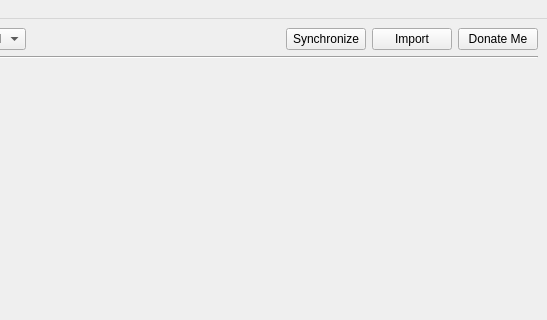
First picture: the form in mainWindow.ui, repository susan0909/GalleryDC, before the edit; both pictures show x 253 to 800 and y 0 to 320 of the 800 by 600 pixel window.
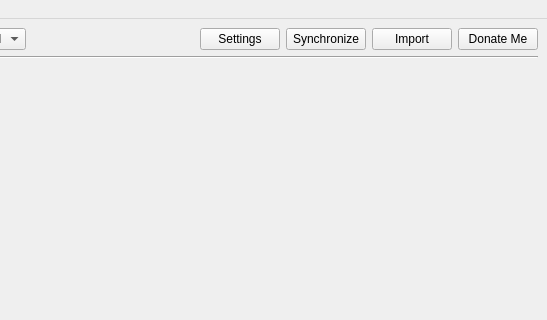
Second picture: the form after the edit. Icons and pictures are not drawn.

Patch:
```diff
--- a/mainWindow.ui
+++ b/mainWindow.ui
@@ -100,6 +100,13 @@
       </item>
       <item>
        <layout class="QHBoxLayout" name="horizontalLayout_5">
+        <item>
+         <widget class="QPushButton" name="btnSetting">
+          <property name="text">
+           <string>Settings</string>
+          </property>
+         </widget>
+        </item>
         <item>
          <widget class="QPushButton" name="btnSync">
           <property name="text">
```
